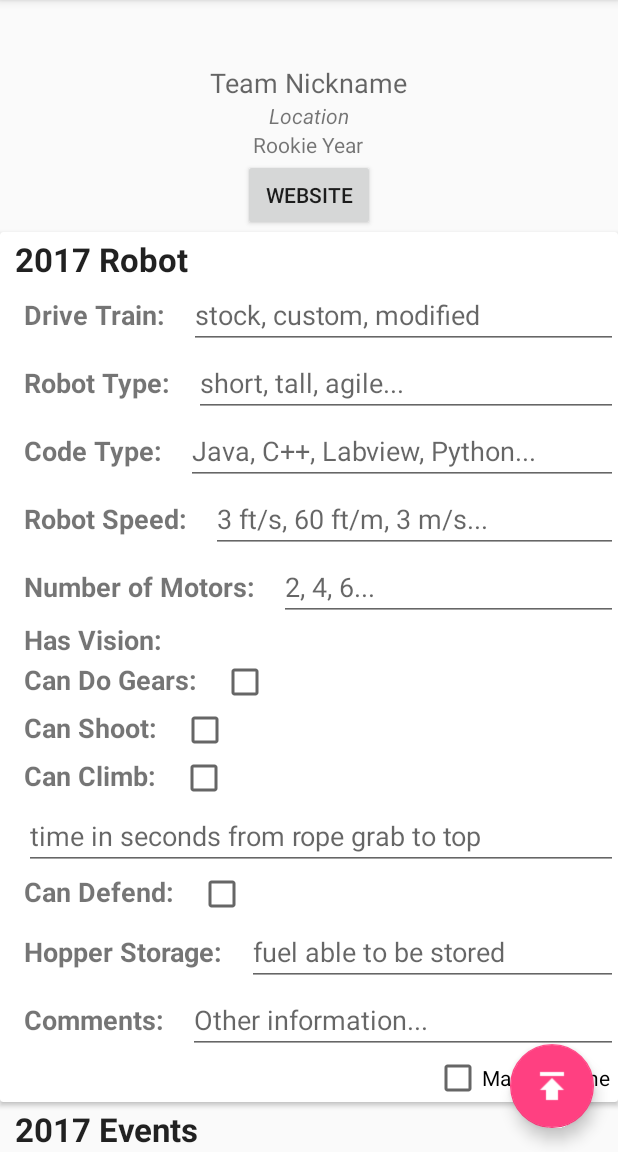
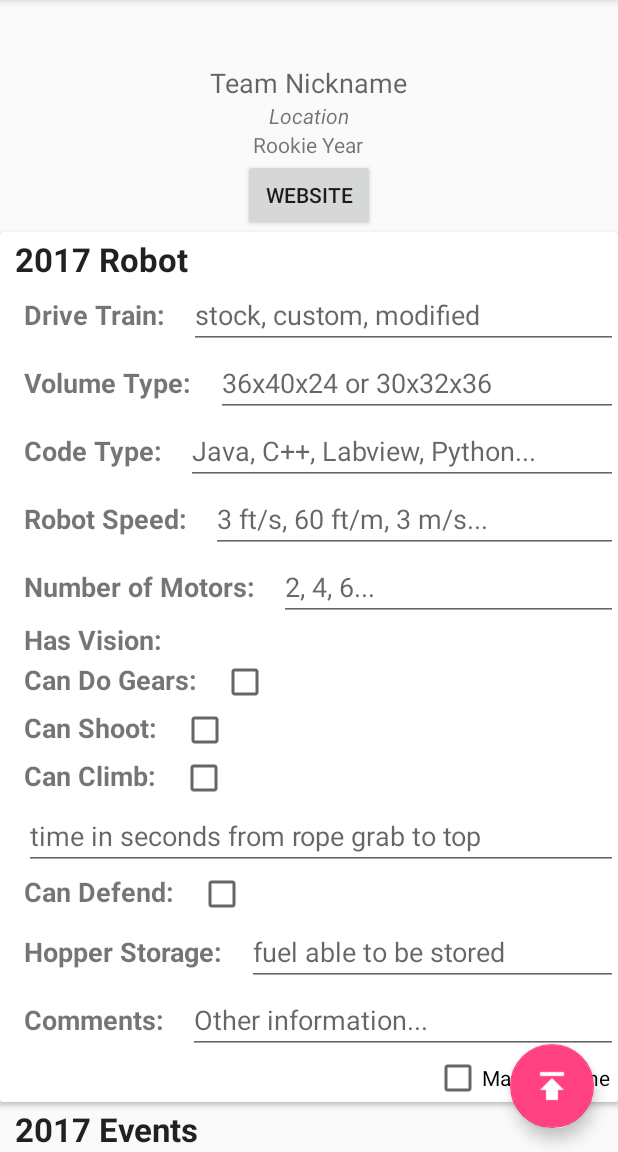
Before and after one commit to mr-glt/OpenScout, an Android app: the TeamPage screen opened directly, with no data from a screen before it, after a tap on an icon or button, on a phone screen of 412 x 824 dp, the part 84-1236 px from its top. Run offline under Robolectric (Android 15) with nearby library versions, the phone set to English and light mode, and no system bars; our stand-ins replace Firebase (no records; nobody signed in at launch, a user with empty details on screens opened directly).

Commit message:
Fixes #10

```diff
--- a/app/build.gradle
+++ b/app/build.gradle
@@ -7,8 +7,8 @@ android {
         applicationId "xyz.syzygylabs.openscout"
         minSdkVersion 19
         targetSdkVersion 25
-        versionCode 2
-        versionName "1.1"
+        versionCode 3
+        versionName "1.3"
         testInstrumentationRunner "android.support.test.runner.AndroidJUnitRunner"
         vectorDrawables.useSupportLibrary = true
     }
--- a/app/src/main/java/xyz/syzygylabs/openscout/activities/Intro.java
+++ b/app/src/main/java/xyz/syzygylabs/openscout/activities/Intro.java
@@ -22,8 +22,8 @@ public class Intro extends IntroActivity {
         super.onCreate(savedInstanceState);
         setSkipEnabled(false);
         addSlide(new SimpleSlide.Builder()
-                .title("Open Scout")
-                .description("Open Source Scouting for FRC")
+                .title("Open Scout Public")
+                .description("Open Source Scouting. This is a public database and not subject to moderation.")
                 .image(R.drawable.logo)
                 .background(R.color.green)
                 .backgroundDark(R.color.greenDark)
--- a/app/src/main/java/xyz/syzygylabs/openscout/activities/Login.java
+++ b/app/src/main/java/xyz/syzygylabs/openscout/activities/Login.java
@@ -61,12 +61,10 @@ public class Login extends AppCompatActivity implements
         super.onCreate(savedInstanceState);
         setContentView(R.layout.activity_login);
         login = (MaterialLoginView) findViewById(R.id.login);
-        FirebaseDatabase.getInstance().setPersistenceEnabled(true);
         // Button listeners
         findViewById(R.id.sign_in_button).setOnClickListener(this);
         findViewById(R.id.sign_out_button).setOnClickListener(this);
         findViewById(R.id.disconnect_button).setOnClickListener(this);
-
         GoogleSignInOptions gso = new GoogleSignInOptions.Builder(GoogleSignInOptions.DEFAULT_SIGN_IN)
                 .requestIdToken(getString(R.string.default_web_client_id))
                 .requestEmail()
--- a/app/src/main/res/layout/content_team_page.xml
+++ b/app/src/main/res/layout/content_team_page.xml
@@ -113,7 +113,7 @@
                 android:layout_height="wrap_content"
                 android:orientation="horizontal">
                 <TextView
-                    android:text="Robot Type:"
+                    android:text="Volume Type:"
                     android:layout_width="wrap_content"
                     android:layout_height="wrap_content"
                     android:id="@+id/typeLabel"
@@ -128,7 +128,7 @@
                     android:layout_marginStart="16dp"
                     android:visibility="visible"/>
                 <EditText
-                    android:hint="short, tall, agile..."
+                    android:hint="36x40x24 or 30x32x36"
                     android:layout_width="match_parent"
                     android:layout_height="wrap_content"
                     android:id="@+id/typeET"
```
Also changed, not shown: app/src/main/res/drawable/logo.png, 3 other files.
